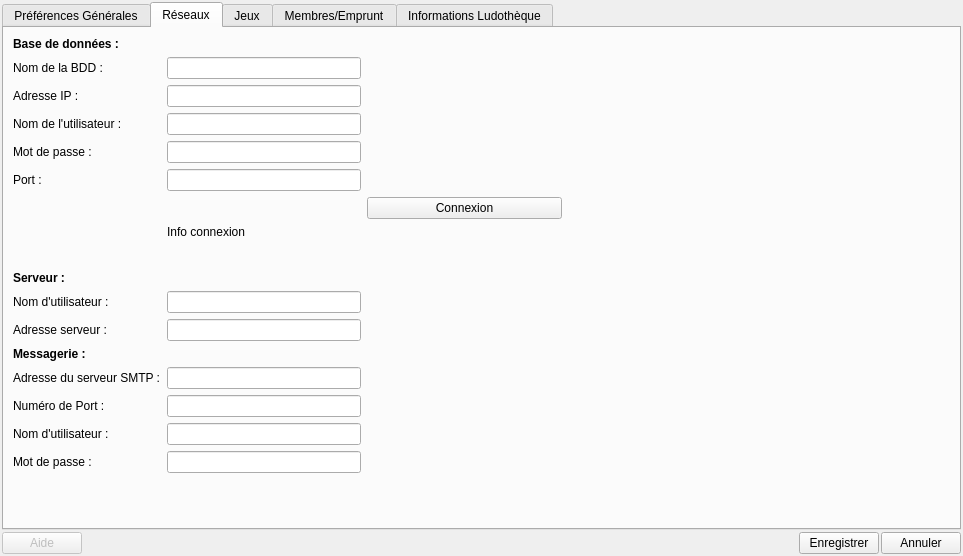
Qt form f_preferences.ui (nivhg/ludopen) before a commit.
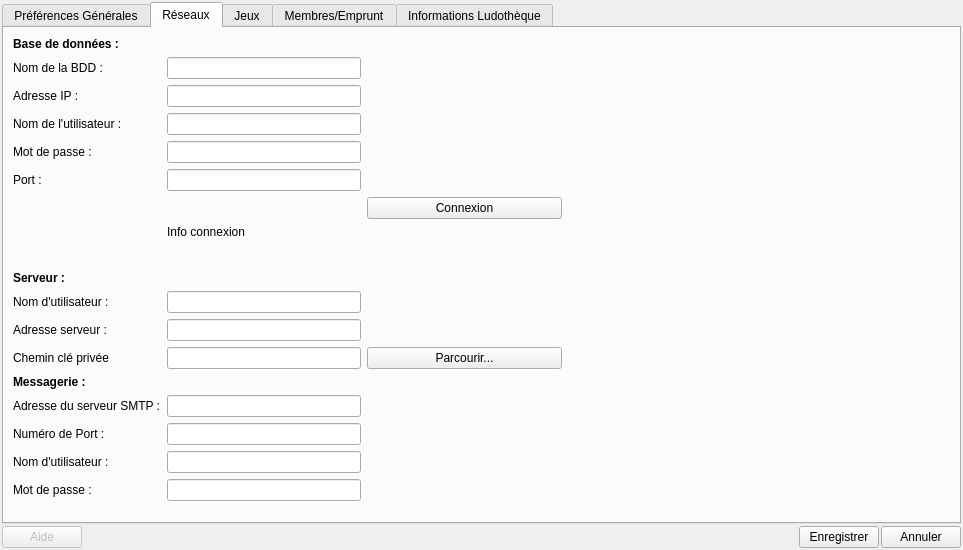
The same form after that commit. The open tabs and pages were chosen to show the change. Icons and pictures are not drawn.

Diff of the .ui file:
```diff
--- a/f_preferences.ui
+++ b/f_preferences.ui
@@ -10,7 +10,7 @@
     <x>0</x>
     <y>0</y>
     <width>963</width>
-    <height>556</height>
+    <height>550</height>
    </rect>
   </property>
   <property name="minimumSize">
@@ -297,6 +297,19 @@
       <layout class="QGridLayout" name="gridLayout_8">
        <item row="0" column="0">
         <layout class="QGridLayout" name="GL_5">
+         <item row="13" column="0">
+          <widget class="QLabel" name="Lb_Messagerie">
+           <property name="font">
+            <font>
+             <weight>75</weight>
+             <bold>true</bold>
+            </font>
+           </property>
+           <property name="text">
+            <string>Messagerie :</string>
+           </property>
+          </widget>
+         </item>
          <item row="4" column="1">
           <widget class="QLineEdit" name="LE_MotdePasse">
            <property name="text">
@@ -314,19 +327,6 @@
            </property>
           </widget>
          </item>
-         <item row="12" column="0">
-          <widget class="QLabel" name="Lb_Messagerie">
-           <property name="font">
-            <font>
-             <weight>75</weight>
-             <bold>true</bold>
-            </font>
-           </property>
-           <property name="text">
-            <string>Messagerie :</string>
-           </property>
-          </widget>
-         </item>
          <item row="3" column="0">
           <widget class="QLabel" name="Lb_NomUtilisateur">
            <property name="text">
@@ -334,7 +334,7 @@
            </property>
           </widget>
          </item>
-         <item row="14" column="0">
+         <item row="15" column="0">
           <widget class="QLabel" name="Lb_PortSMTP">
            <property name="text">
             <string>Numéro de Port :</string>
@@ -392,16 +392,23 @@
            </property>
           </widget>
          </item>
-         <item row="1" column="1">
-          <widget class="QLineEdit" name="LE_NomBDD">
-           <property name="text">
-            <string/>
-           </property>
-          </widget>
-         </item>
-         <item row="16" column="1">
+         <item row="17" column="1">
           <widget class="QLineEdit" name="lineEdit_2"/>
          </item>
+         <item row="1" column="1">
+          <widget class="QLineEdit" name="LE_NomBDD">
+           <property name="text">
+            <string/>
+           </property>
+          </widget>
+         </item>
+         <item row="5" column="0">
+          <widget class="QLabel" name="Lb_Port">
+           <property name="text">
+            <string>Port :</string>
+           </property>
+          </widget>
+         </item>
          <item row="5" column="1">
           <widget class="QLineEdit" name="LE_Port">
            <property name="text">
@@ -409,6 +416,13 @@
            </property>
           </widget>
          </item>
+         <item row="16" column="0">
+          <widget class="QLabel" name="label">
+           <property name="text">
+            <string>Nom d'utilisateur :</string>
+           </property>
+          </widget>
+         </item>
          <item row="9" column="0">
           <widget class="QLabel" name="Lb_Serveur">
            <property name="font">
@@ -451,21 +465,7 @@
            </property>
           </spacer>
          </item>
-         <item row="5" column="0">
-          <widget class="QLabel" name="Lb_Port">
-           <property name="text">
-            <string>Port :</string>
-           </property>
-          </widget>
-         </item>
-         <item row="15" column="0">
-          <widget class="QLabel" name="label">
-           <property name="text">
-            <string>Nom d'utilisateur :</string>
-           </property>
-          </widget>
-         </item>
-         <item row="14" column="1">
+         <item row="15" column="1">
           <widget class="QLineEdit" name="LE_PortSMTP"/>
          </item>
          <item row="10" column="0">
@@ -475,7 +475,14 @@
            </property>
           </widget>
          </item>
-         <item row="17" column="0" colspan="3">
+         <item row="14" column="0">
+          <widget class="QLabel" name="Lb_AdresseSMTP">
+           <property name="text">
+            <string>Adresse du serveur SMTP :</string>
+           </property>
+          </widget>
+         </item>
+         <item row="18" column="0" colspan="3">
           <spacer name="VS_8">
            <property name="orientation">
             <enum>Qt::Vertical</enum>
@@ -488,6 +495,9 @@
            </property>
           </spacer>
          </item>
+         <item row="16" column="1">
+          <widget class="QLineEdit" name="lineEdit"/>
+         </item>
          <item row="6" column="2">
           <widget class="QPushButton" name="Bt_Connection">
            <property name="text">
@@ -495,12 +505,8 @@
            </property>
           </widget>
          </item>
-         <item row="13" column="0">
-          <widget class="QLabel" name="Lb_AdresseSMTP">
-           <property name="text">
-            <string>Adresse du serveur SMTP :</string>
-           </property>
-          </widget>
+         <item row="14" column="1">
+          <widget class="QLineEdit" name="LE_AdresseSMTP"/>
          </item>
          <item row="1" column="2">
           <spacer name="HS_3">
@@ -515,26 +521,7 @@
            </property>
           </spacer>
          </item>
-         <item row="15" column="1">
-          <widget class="QLineEdit" name="lineEdit"/>
-         </item>
-         <item row="13" column="1">
-          <widget class="QLineEdit" name="LE_AdresseSMTP"/>
-         </item>
-         <item row="0" column="4" rowspan="18">
-          <spacer name="HS_4">
-           <property name="orientation">
-            <enum>Qt::Horizontal</enum>
-           </property>
-           <property name="sizeHint" stdset="0">
-            <size>
-             <width>40</width>
-             <height>20</height>
-            </size>
-           </property>
-          </spacer>
-         </item>
-         <item row="16" column="0">
+         <item row="17" column="0">
           <widget class="QLabel" name="label_2">
            <property name="text">
             <string>Mot de passe :</string>
@@ -548,9 +535,39 @@
            </property>
           </widget>
          </item>
+         <item row="0" column="4" rowspan="19">
+          <spacer name="HS_4">
+           <property name="orientation">
+            <enum>Qt::Horizontal</enum>
+           </property>
+           <property name="sizeHint" stdset="0">
+            <size>
+             <width>40</width>
+             <height>20</height>
+            </size>
+           </property>
+          </spacer>
+         </item>
          <item row="11" column="1">
           <widget class="QLineEdit" name="LE_AdresseServeur"/>
          </item>
+         <item row="12" column="1">
+          <widget class="QLineEdit" name="LE_ClePrivee"/>
+         </item>
+         <item row="12" column="0">
+          <widget class="QLabel" name="label_8">
+           <property name="text">
+            <string>Chemin clé privée</string>
+           </property>
+          </widget>
+         </item>
+         <item row="12" column="2">
+          <widget class="QPushButton" name="Bt_ParcourirClePrivee">
+           <property name="text">
+            <string>Parcourir...</string>
+           </property>
+          </widget>
+         </item>
         </layout>
        </item>
       </layout>
@@ -793,7 +810,7 @@
          <item row="6" column="5" rowspan="3">
           <widget class="QTableView" name="TbV_JeuxEmplacement">
            <property name="alternatingRowColors">
-            <bool>false</bool>
+            <bool>true</bool>
            </property>
            <property name="selectionMode">
             <enum>QAbstractItemView::SingleSelection</enum>
@@ -909,7 +926,17 @@
           </widget>
          </item>
          <item row="6" column="3" rowspan="3">
-          <widget class="QTableView" name="TbV_JeuxMotCle"/>
+          <widget class="QTableView" name="TbV_JeuxMotCle">
+           <property name="alternatingRowColors">
+            <bool>true</bool>
+           </property>
+           <property name="selectionMode">
+            <enum>QAbstractItemView::SingleSelection</enum>
+           </property>
+           <property name="selectionBehavior">
+            <enum>QAbstractItemView::SelectRows</enum>
+           </property>
+          </widget>
          </item>
          <item row="11" column="0" colspan="2">
           <widget class="QLabel" name="label_5">
@@ -1688,7 +1715,17 @@
           </widget>
          </item>
          <item row="7" column="4" rowspan="3">
-          <widget class="QTableView" name="TbV_MembresActivite"/>
+          <widget class="QTableView" name="TbV_MembresActivite">
+           <property name="alternatingRowColors">
+            <bool>true</bool>
+           </property>
+           <property name="selectionMode">
+            <enum>QAbstractItemView::SingleSelection</enum>
+           </property>
+           <property name="selectionBehavior">
+            <enum>QAbstractItemView::SelectRows</enum>
+           </property>
+          </widget>
          </item>
         </layout>
        </item>
```
